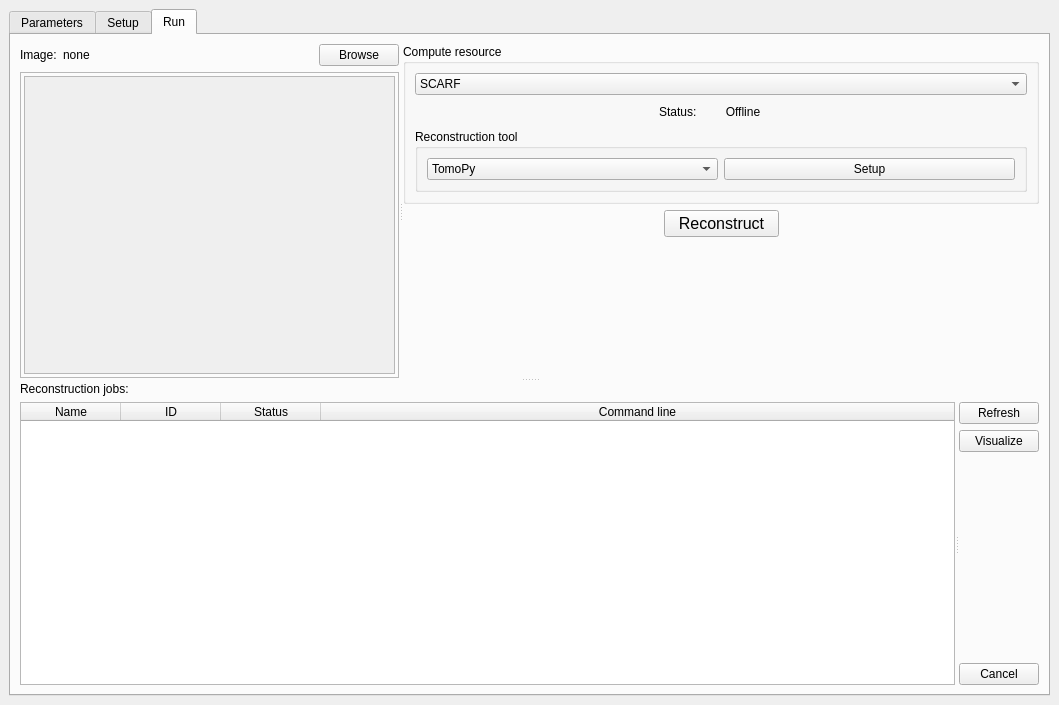
Old version of the form Code/Mantid/MantidQt/CustomInterfaces/inc/MantidQtCustomInterfaces/TomoReconstruction.ui in the repository mantidproject/mantid.
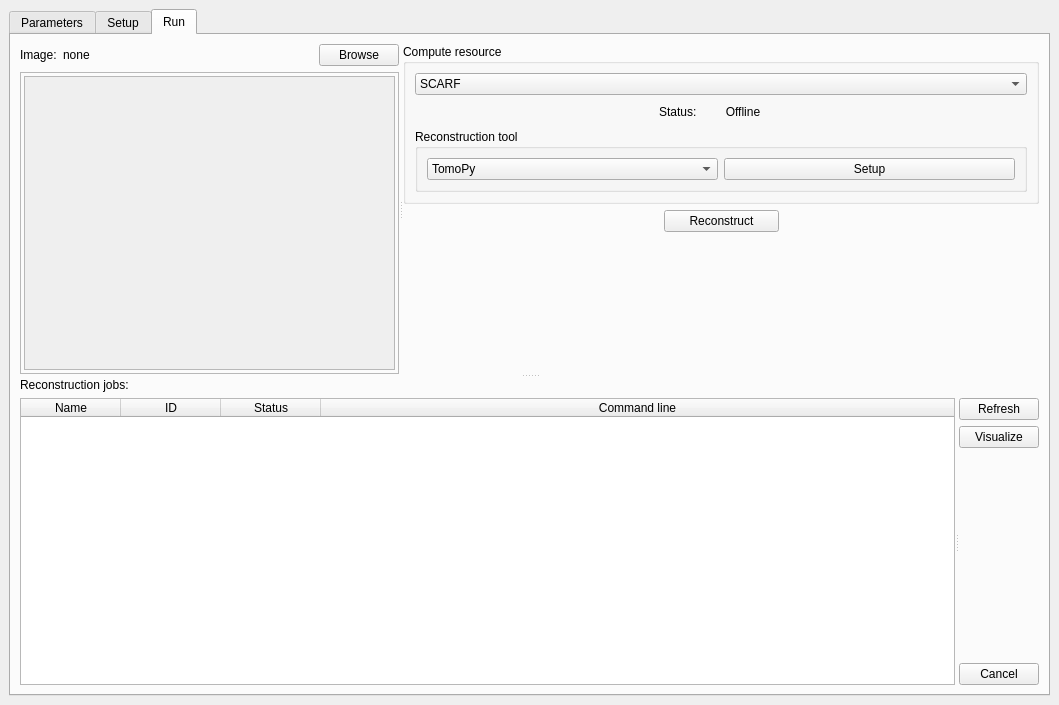
New version of the form.

Commit message: use job paths, use only one tableWS for savu plugins list, re #10564

Patch:
```diff
--- a/Code/Mantid/MantidQt/CustomInterfaces/inc/MantidQtCustomInterfaces/TomoReconstruction.ui
+++ b/Code/Mantid/MantidQt/CustomInterfaces/inc/MantidQtCustomInterfaces/TomoReconstruction.ui
@@ -1190,11 +1190,6 @@
                  <height>16777215</height>
                 </size>
                </property>
-               <property name="font">
-                <font>
-                 <pointsize>12</pointsize>
-                </font>
-               </property>
                <property name="text">
                 <string>Reconstruct</string>
                </property>
```
Left out of the diff: 12 changed lines with no effect on the pictures. The commit also changes 2 other files.
